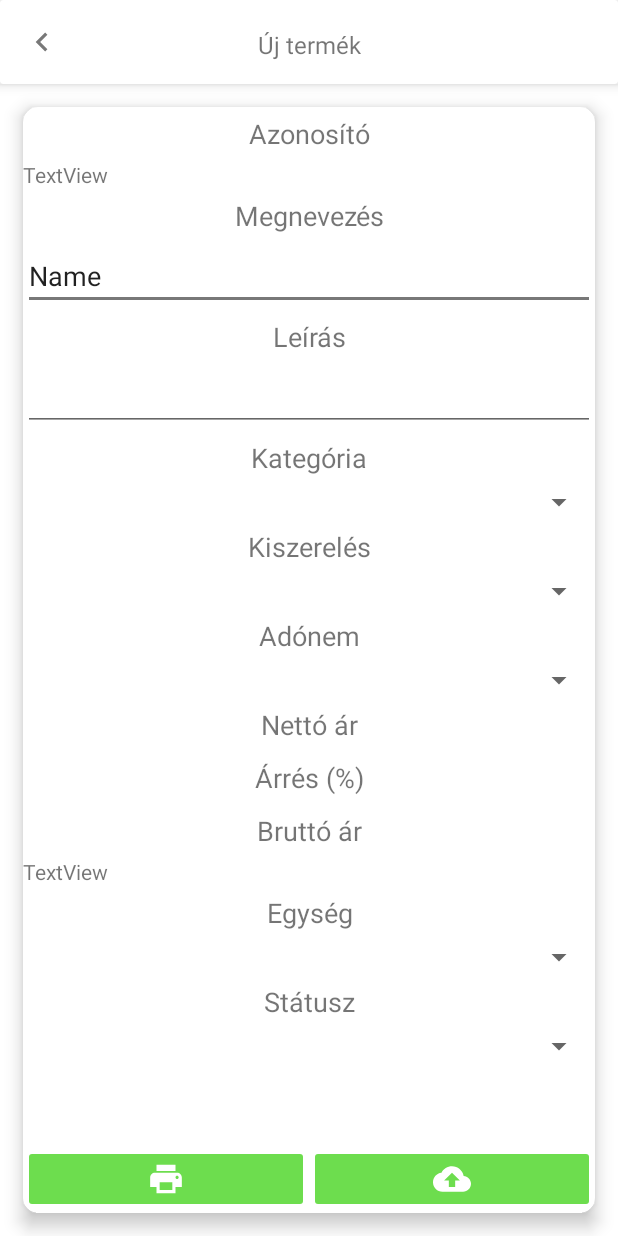
After one commit to SaliML/Weborient_Atakfashion, an Android app: the fragment NewItemFragment shown on its own in the app's theme, on a phone screen of 412 x 824 dp. The commit adds this screen. Run offline under Robolectric (Android 15) with nearby library versions, the phone set to English and light mode, and no system bars.

Commit message:
2022.10.28 - 12:15 - v0.8

```diff
--- a/app/build.gradle
+++ b/app/build.gradle
@@ -11,7 +11,7 @@ android {
         minSdk 26
         targetSdk 33
         versionCode 1
-        versionName "0.7"
+        versionName "0.8"
 
         testInstrumentationRunner "androidx.test.runner.AndroidJUnitRunner"
     }
--- /dev/null
+++ b/app/src/main/java/com/weborient/inventory/models/AttributeModel.kt
@@ -0,0 +1,8 @@
+package com.weborient.inventory.models
+
+data class AttributeModel(
+    val name: String,
+    val type: AttributeTypeModel,
+    val unit: String?,
+    val valueSet: ArrayList<String>?
+)
--- /dev/null
+++ b/app/src/main/java/com/weborient/inventory/models/AttributeTypeModel.kt
@@ -0,0 +1,11 @@
+package com.weborient.inventory.models
+
+/**
+ * Tulajdonságok típusai
+ */
+enum class AttributeTypeModel(val value: Int) {
+    Number(0),
+    Text(1),
+    Color(2),
+    ValueSet(3)
+}
--- a/app/src/main/java/com/weborient/inventory/ui/in/InActivity.kt
+++ b/app/src/main/java/com/weborient/inventory/ui/in/InActivity.kt
@@ -6,6 +6,7 @@ import androidx.recyclerview.widget.RecyclerView
 import androidx.swiperefreshlayout.widget.SwipeRefreshLayout
 import com.weborient.inventory.databinding.ActivityInBinding
 import com.weborient.inventory.models.ItemModel
+import com.weborient.inventory.ui.newitem.NewItemFragment
 
 class InActivity : AppCompatActivity(), IInContract.IInView, IItemClickHandler {
     private val presenter = InPresenter(this)
@@ -36,7 +37,7 @@ class InActivity : AppCompatActivity(), IInContract.IInView, IItemClickHandler {
     }
 
     override fun showAddNewItemFragment() {
-
+        supportFragmentManager.beginTransaction().add(android.R.id.content, NewItemFragment()).commit()
     }
 
     override fun showItems(itemList: ArrayList<ItemModel>) {
--- /dev/null
+++ b/app/src/main/java/com/weborient/inventory/ui/newitem/NewItemFragment.kt
@@ -0,0 +1,22 @@
+package com.weborient.inventory.ui.newitem
+
+import android.os.Bundle
+import androidx.fragment.app.Fragment
+import android.view.LayoutInflater
+import android.view.View
+import android.view.ViewGroup
+import com.weborient.inventory.R
+import com.weborient.inventory.databinding.FragmentNewItemBinding
+
+class NewItemFragment : Fragment() {
+
+
+    override fun onCreateView(
+        inflater: LayoutInflater, container: ViewGroup?,
+        savedInstanceState: Bundle?
+    ): View? {
+        val binding = FragmentNewItemBinding.inflate(layoutInflater)
+
+        return binding.root
+    }
+}
--- /dev/null
+++ b/app/src/main/res/drawable/icon_print.xml
@@ -0,0 +1,5 @@
+<vector android:height="25dp" android:tint="@color/dark_grey"
+    android:viewportHeight="24" android:viewportWidth="24"
+    android:width="25dp" xmlns:android="http://schemas.android.com/apk/res/android">
+    <path android:fillColor="@android:color/white" android:pathData="M19,8L5,8c-1.66,0 -3,1.34 -3,3v6h4v4h12v-4h4v-6c0,-1.66 -1.34,-3 -3,-3zM16,19L8,19v-5h8v5zM19,12c-0.55,0 -1,-0.45 -1,-1s0.45,-1 1,-1 1,0.45 1,1 -0.45,1 -1,1zM18,3L6,3v4h12L18,3z"/>
+</vector>
--- /dev/null
+++ b/app/src/main/res/drawable/icon_upload.xml
@@ -0,0 +1,5 @@
+<vector android:height="25dp" android:tint="@color/dark_grey"
+    android:viewportHeight="24" android:viewportWidth="24"
+    android:width="25dp" xmlns:android="http://schemas.android.com/apk/res/android">
+    <path android:fillColor="@android:color/white" android:pathData="M19.35,10.04C18.67,6.59 15.64,4 12,4 9.11,4 6.6,5.64 5.35,8.04 2.34,8.36 0,10.91 0,14c0,3.31 2.69,6 6,6h13c2.76,0 5,-2.24 5,-5 0,-2.64 -2.05,-4.78 -4.65,-4.96zM14,13v4h-4v-4H7l5,-5 5,5h-3z"/>
+</vector>
--- /dev/null
+++ b/app/src/main/res/layout/fragment_new_item.xml
@@ -0,0 +1,268 @@
+<?xml version="1.0" encoding="utf-8"?>
+<FrameLayout xmlns:android="http://schemas.android.com/apk/res/android"
+    xmlns:tools="http://schemas.android.com/tools"
+    android:layout_width="match_parent"
+    android:layout_height="match_parent"
+    xmlns:app="http://schemas.android.com/apk/res-auto"
+    tools:context=".ui.newitem.NewItemFragment">
+
+    <androidx.constraintlayout.widget.ConstraintLayout
+        android:layout_width="match_parent"
+        android:layout_height="match_parent">
+
+        <androidx.cardview.widget.CardView
+            android:id="@+id/cardView4"
+            android:layout_width="match_parent"
+            android:layout_height="wrap_content"
+            app:cardElevation="5dp"
+            app:layout_constraintEnd_toEndOf="parent"
+            app:layout_constraintStart_toStartOf="parent"
+            app:layout_constraintTop_toTopOf="parent">
+
+            <androidx.constraintlayout.widget.ConstraintLayout
+                android:layout_width="match_parent"
+                android:layout_height="match_parent">
+
+                <ImageView
+                    android:id="@+id/iv_new_item_back"
+                    android:layout_width="wrap_content"
+                    android:layout_height="wrap_content"
+                    android:layout_marginStart="15dp"
+                    android:layout_marginTop="15dp"
+                    android:layout_marginBottom="15dp"
+                    android:src="@drawable/icon_back"
+                    app:layout_constraintBottom_toBottomOf="parent"
+                    app:layout_constraintStart_toStartOf="parent"
+                    app:layout_constraintTop_toTopOf="parent" />
+
+                <TextView
+                    android:id="@+id/textView13"
+                    android:layout_width="wrap_content"
+                    android:layout_height="wrap_content"
+                    android:text="@string/new_item_title"
+                    android:textSize="16sp"
+                    app:layout_constraintBottom_toBottomOf="@+id/iv_new_item_back"
+                    app:layout_constraintEnd_toEndOf="parent"
+                    app:layout_constraintStart_toStartOf="parent" />
+            </androidx.constraintlayout.widget.ConstraintLayout>
+        </androidx.cardview.widget.CardView>
+
+        <androidx.cardview.widget.CardView
+            android:layout_width="match_parent"
+            android:layout_height="0dp"
+            android:layout_margin="15dp"
+            android:elevation="10dp"
+            android:translationZ="5dp"
+            app:cardCornerRadius="10dp"
+            app:layout_constraintBottom_toBottomOf="parent"
+            app:layout_constraintEnd_toEndOf="parent"
+            app:layout_constraintStart_toStartOf="parent"
+            app:layout_constraintTop_toBottomOf="@+id/cardView4">
+
+            <androidx.constraintlayout.widget.ConstraintLayout
+                android:layout_width="match_parent"
+                android:layout_height="match_parent">
+
+                <ScrollView
+                    android:layout_width="0dp"
+                    android:layout_height="0dp"
+                    app:layout_constraintBottom_toTopOf="@+id/linearLayout"
+                    app:layout_constraintEnd_toEndOf="parent"
+                    app:layout_constraintStart_toStartOf="parent"
+                    app:layout_constraintTop_toTopOf="parent">
+
+                    <LinearLayout
+                        android:layout_width="match_parent"
+                        android:layout_height="wrap_content"
+                        android:orientation="vertical" >
+
+                        <TextView
+                            android:id="@+id/textView25"
+                            android:layout_width="match_parent"
+                            android:layout_height="wrap_content"
+                            android:gravity="center"
+                            android:padding="5dp"
+                            android:text="@string/new_item_title_id"
+                            android:textSize="18sp" />
+
+                        <TextView
+                            android:id="@+id/tv_new_item_id"
+                            android:layout_width="match_parent"
+                            android:layout_height="wrap_content"
+                            android:text="TextView" />
+
+                        <TextView
+                            android:id="@+id/textView34"
+                            android:layout_width="match_parent"
+                            android:layout_height="wrap_content"
+                            android:gravity="center"
+                            android:padding="5dp"
+                            android:text="@string/new_item_title_name"
+                            android:textSize="18sp" />
+
+                        <EditText
+                            android:id="@+id/editTextTextPersonName"
+                            android:layout_width="match_parent"
+                            android:layout_height="wrap_content"
+                            android:ems="10"
+                            android:inputType="textPersonName"
+                            android:text="Name" />
+
+                        <TextView
+                            android:id="@+id/textView35"
+                            android:layout_width="match_parent"
+                            android:layout_height="wrap_content"
+                            android:gravity="center"
+                            android:padding="5dp"
+                            android:text="@string/new_item_title_description"
+                            android:textSize="18sp" />
+
+                        <EditText
+                            android:id="@+id/editTextTextMultiLine"
+                            android:layout_width="match_parent"
+                            android:layout_height="wrap_content"
+                            android:ems="10"
+                            android:gravity="start|top"
+                            android:inputType="textMultiLine" />
+
+                        <TextView
+                            android:id="@+id/textView26"
+                            android:layout_width="match_parent"
+                            android:layout_height="wrap_content"
+                            android:gravity="center"
+                            android:padding="5dp"
+                            android:text="@string/new_item_title_category"
+                            android:textSize="18sp" />
+
+                        <Spinner
+                            android:id="@+id/spinner"
+                            style="@style/Widget.Material3.TextInputLayout.FilledBox.Dense.ExposedDropdownMenu"
+                            android:layout_width="match_parent"
+                            android:layout_height="wrap_content" />
+
+                        <TextView
+                            android:id="@+id/textView27"
+                            android:layout_width="match_parent"
+                            android:layout_height="wrap_content"
+                            android:gravity="center"
+                            android:padding="5dp"
+                            android:text="@string/new_item_title_presentation"
+                            android:textSize="18sp" />
+
+                        <Spinner
+                            android:id="@+id/spinner2"
+                            android:layout_width="match_parent"
+                            android:layout_height="wrap_content" />
+
+                        <TextView
+                            android:id="@+id/textView28"
+                            android:layout_width="match_parent"
+                            android:layout_height="wrap_content"
+                            android:gravity="center"
+                            android:padding="5dp"
+                            android:text="@string/new_item_title_tax"
+                            android:textSize="18sp" />
+
+                        <Spinner
+                            android:id="@+id/spinner3"
+                            android:layout_width="match_parent"
+                            android:layout_height="wrap_content" />
+
+                        <TextView
+                            android:id="@+id/textView29"
+                            android:layout_width="match_parent"
+                            android:layout_height="wrap_content"
+                            android:gravity="center"
+                            android:padding="5dp"
+                            android:text="@string/new_item_title_net_price"
+                            android:textSize="18sp" />
+
+                        <TextView
+                            android:id="@+id/textView30"
+                            android:layout_width="match_parent"
+                            android:layout_height="wrap_content"
+                            android:gravity="center"
+                            android:padding="5dp"
+                            android:text="@string/new_item_title_margin"
+                            android:textSize="18sp" />
+
+                        <TextView
+                            android:id="@+id/textView31"
+                            android:layout_width="match_parent"
+                            android:layout_height="wrap_content"
+                            android:gravity="center"
+                            android:padding="5dp"
+                            android:text="@string/new_item_title_gross_price"
+                            android:textSize="18sp" />
+
+                        <TextView
+                            android:id="@+id/tv_new_item_gross_price"
+                            android:layout_width="match_parent"
+                            android:layout_height="wrap_content"
+                            android:text="TextView" />
+
+                        <TextView
+                            android:id="@+id/textView32"
+                            android:layout_width="match_parent"
+                            android:layout_height="wrap_content"
+                            android:gravity="center"
+                            android:padding="5dp"
+                            android:text="@string/new_item_title_unit"
+                            android:textSize="18sp" />
+
+                        <Spinner
+                            android:id="@+id/spinner4"
+                            android:layout_width="match_parent"
+                            android:layout_height="wrap_content" />
+
+                        <TextView
+                            android:id="@+id/textView33"
+                            android:layout_width="match_parent"
+                            android:layout_height="wrap_content"
+                            android:gravity="center"
+                            android:padding="5dp"
+                            android:text="@string/new_item_title_status"
+                            android:textSize="18sp" />
+
+                        <Spinner
+                            android:id="@+id/spinner5"
+                            android:layout_width="match_parent"
+                            android:layout_height="wrap_content" />
+                    </LinearLayout>
+                </ScrollView>
+
+                <LinearLayout
+                    android:id="@+id/linearLayout"
+                    android:layout_width="match_parent"
+                    android:layout_height="wrap_content"
+                    android:orientation="horizontal"
+                    app:layout_constraintBottom_toBottomOf="parent"
+                    app:layout_constraintEnd_toEndOf="parent"
+                    app:layout_constraintStart_toStartOf="parent">
+
+                    <ImageButton
+                        android:id="@+id/ib_new_item_print"
+                        android:layout_width="wrap_content"
+                        android:layout_height="wrap_content"
+                        android:layout_weight="1"
+                        android:backgroundTint="@color/dark_green"
+                        android:src="@drawable/icon_print"
+                        app:tint="@color/white" />
+
+                    <ImageButton
+                        android:id="@+id/ib_new_item_upload"
+                        android:layout_width="wrap_content"
+                        android:layout_height="wrap_content"
+                        android:layout_weight="1"
+                        android:backgroundTint="@color/dark_green"
+                        android:src="@drawable/icon_upload"
+                        app:tint="@color/white" />
+                </LinearLayout>
+
+            </androidx.constraintlayout.widget.ConstraintLayout>
+
+        </androidx.cardview.widget.CardView>
+
+    </androidx.constraintlayout.widget.ConstraintLayout>
+
+</FrameLayout>
--- a/app/src/main/res/values/colors.xml
+++ b/app/src/main/res/values/colors.xml
@@ -13,7 +13,7 @@
     <color name="blue">#0093B9</color>
     <color name="dark_yellow">#ECC021</color>
     <color name="dark_green">#6DDD4E</color>
-    <color name="green">#3CE30D</color>
+    <color name="green">#35C80C</color>
     <color name="light_green">#9CDD89</color>
     <color name="dark_red">#EF2626</color>
     <color name="dark_grey">#787878</color>
--- a/app/src/main/res/values/strings.xml
+++ b/app/src/main/res/values/strings.xml
@@ -63,10 +63,28 @@
     <!--Felvétel-->
     <string name="in_title">Felvétel</string>
 
+    <!--Új termék hozzáadása-->
+    <string name="new_item_title">Új termék</string>
+    <string name="new_item_title_id">Azonosító</string>
+    <string name="new_item_title_category">Kategória</string>
+    <string name="new_item_title_presentation">Kiszerelés</string>
+    <string name="new_item_title_tax">Adónem</string>
+    <string name="new_item_title_net_price">Nettó ár</string>
+    <string name="new_item_title_margin">Árrés (%)</string>
+    <string name="new_item_title_gross_price">Bruttó ár</string>
+    <string name="new_item_title_unit">Egység</string>
+    <string name="new_item_title_status">Státusz</string>
+    <string name="new_item_title_name">Megnevezés</string>
+    <string name="new_item_title_description">Leírás</string>
+
+
+
     <!--Részletek-->
     <string name="details_title">Termék</string>
     <string name="details_title_id">Azonosító</string>
     <string name="details_title_name">Megnevezés</string>
     <string name="details_title_description">Leírás</string>
+    <!-- TODO: Remove or change this placeholder text -->
+    <string name="hello_blank_fragment">Hello blank fragment</string>
 
 </resources>
```
